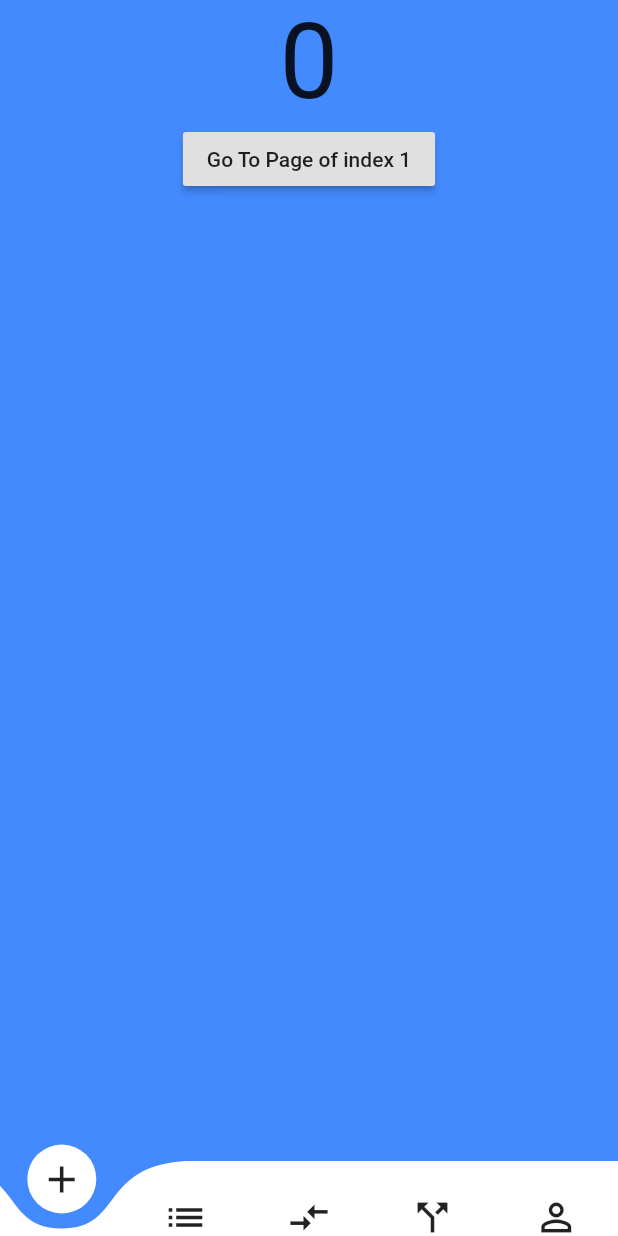
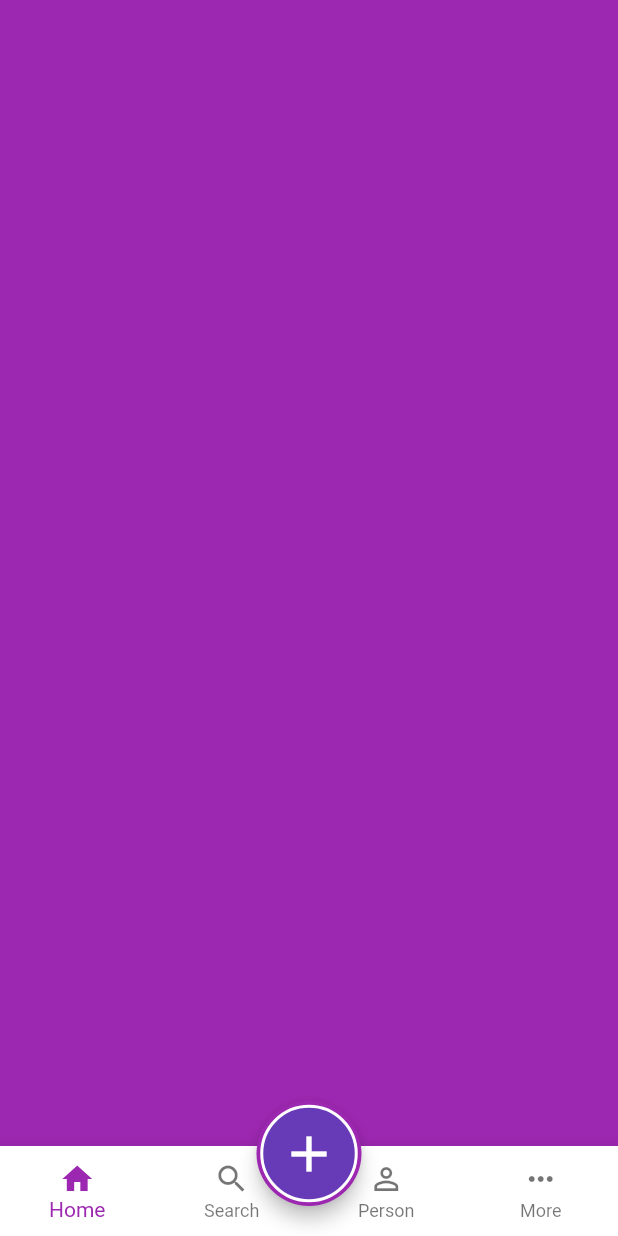
Before and after one commit to Mufaddal5253110/flutter_bottom_navigation_bar, a Flutter app: the screen it shows after launch, on a phone screen of 412 x 824 dp. Run offline on Flutter 3.47's test engine with Material 2 defaults, Android fonts, the phone set to English and light mode, and no system bars; drawn by our look-alikes of curved_navigation_bar; our stand-ins replace titled_navigation_bar; missing offline and left inert: ff_navigation_bar.

Commit message:
bottom_navigation_bar_5_added

```diff
--- /dev/null
+++ b/lib/bottom_5.dart
@@ -0,0 +1,71 @@
+import 'package:flutter/material.dart';
+
+class BottomNavFive extends StatefulWidget {
+  @override
+  _BottomNavFiveState createState() => _BottomNavFiveState();
+}
+
+class _BottomNavFiveState extends State<BottomNavFive> {
+  @override
+  Widget build(BuildContext context) {
+    return Scaffold(
+      backgroundColor: Colors.purple,
+      floatingActionButton: Padding(
+        padding: EdgeInsets.only(top: 10),
+        child: SizedBox(
+          height: 70,
+          width: 70,
+          child: FloatingActionButton(
+            // backgroundColor: Colors.yellow,
+            elevation: 5,
+            onPressed: () {},
+            child: Container(
+              height: 65,
+              width: 65,
+              decoration: BoxDecoration(
+                  border: Border.all(color: Colors.white, width: 2),
+                  shape: BoxShape.circle,
+                  color: Colors.deepPurple),
+              child: Icon(Icons.add, size: 40),
+            ),
+          ),
+        ),
+      ),
+      floatingActionButtonLocation: FloatingActionButtonLocation.centerDocked,
+      bottomNavigationBar: new Container(
+        height: 60.0,
+        color: Colors.white,
+        // padding: new EdgeInsets.only(top: 0.0),
+        child: new Theme(
+          data: Theme.of(context).copyWith(
+              // sets the background color of the `BottomNavigationBar`
+              canvasColor: Colors.white,
+              // sets the active color of the `BottomNavigationBar` if `Brightness` is light
+              primaryColor: Colors.deepPurple,
+              bottomAppBarColor: Colors.green,
+              textTheme: Theme.of(context).textTheme.copyWith(
+                  caption: new TextStyle(
+                      color: Colors
+                          .blueGrey))), // sets the inactive color of the `BottomNavigationBar`
+          child: new BottomNavigationBar(
+              type: BottomNavigationBarType.fixed,
+              currentIndex: 0,
+              items: [
+                BottomNavigationBarItem(
+                    icon: new Icon(Icons.home),
+                    label: 'Home',
+                    backgroundColor: Colors.black),
+                BottomNavigationBarItem(
+                  icon: new Icon(Icons.search),
+                  label: 'Search',
+                ),
+                BottomNavigationBarItem(
+                    icon: Icon(Icons.perm_identity), label: 'Person'),
+                BottomNavigationBarItem(
+                    icon: Icon(Icons.more_horiz), label: 'More'),
+              ]),
+        ),
+      ),
+    );
+  }
+}
--- a/lib/main.dart
+++ b/lib/main.dart
@@ -2,7 +2,8 @@ import 'package:flutter/material.dart';
 // /import 'package:flutter_bottom_naviation_bar/bottom_1.dart';
 // import 'package:flutter_bottom_naviation_bar/bottom_2.dart';
 // import 'package:flutter_bottom_naviation_bar/bottom_3.dart';
-import 'package:flutter_bottom_naviation_bar/bottom_4.dart';
+// import 'package:flutter_bottom_naviation_bar/bottom_4.dart';
+import 'package:flutter_bottom_naviation_bar/bottom_5.dart';
 
 void main() {
   runApp(MyApp());
@@ -17,7 +18,7 @@ class MyApp extends StatelessWidget {
       theme: ThemeData(
         primarySwatch: Colors.purple,
       ),
-      home: BottomNavFour(),
+      home: BottomNavFive(),
     );
   }
 }
```
